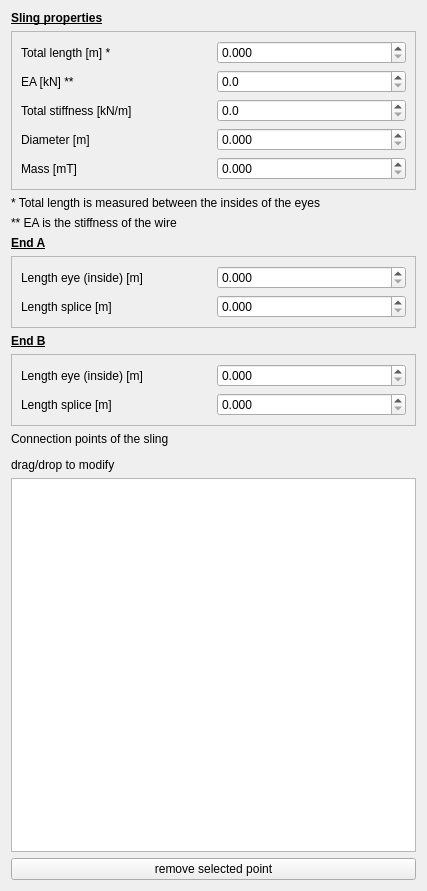
Old version of the form guis/widget_sling.ui in the repository RubendeBruin/DAVE.
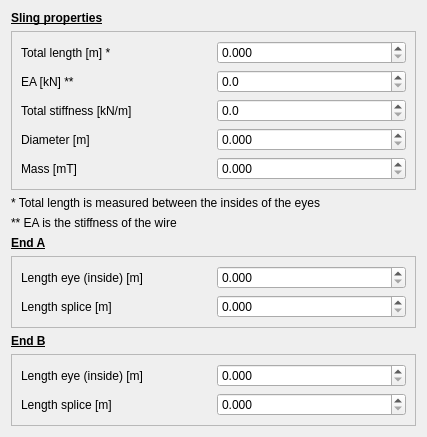
New version of the form.

Commit message: slings now have the same system as cables - and widgets are aligned accordingly

Diff of the .ui file:
```diff
--- a/guis/widget_sling.ui
+++ b/guis/widget_sling.ui
@@ -7,7 +7,7 @@
     <x>0</x>
     <y>0</y>
     <width>427</width>
-    <height>891</height>
+    <height>397</height>
    </rect>
   </property>
   <property name="windowTitle">
@@ -361,29 +361,6 @@
      </layout>
     </widget>
    </item>
-   <item>
-    <widget class="QLabel" name="label_13">
-     <property name="text">
-      <string>&lt;html&gt;&lt;head/&gt;&lt;body&gt;&lt;p&gt;Connection points of the sling&lt;/p&gt;&lt;p&gt;drag/drop to modify&lt;/p&gt;&lt;/body&gt;&lt;/html&gt;</string>
-     </property>
-     <property name="wordWrap">
-      <bool>true</bool>
-     </property>
-     <property name="indent">
-      <number>-1</number>
-     </property>
-    </widget>
-   </item>
-   <item>
-    <widget class="QListWidget" name="list"/>
-   </item>
-   <item>
-    <widget class="QPushButton" name="pbRemoveSelected">
-     <property name="text">
-      <string>remove selected point</string>
-     </property>
-    </widget>
-   </item>
   </layout>
  </widget>
  <tabstops>
```
Left out of the diff: 2 changed lines with no effect on the pictures. The commit also changes 9 other files.
